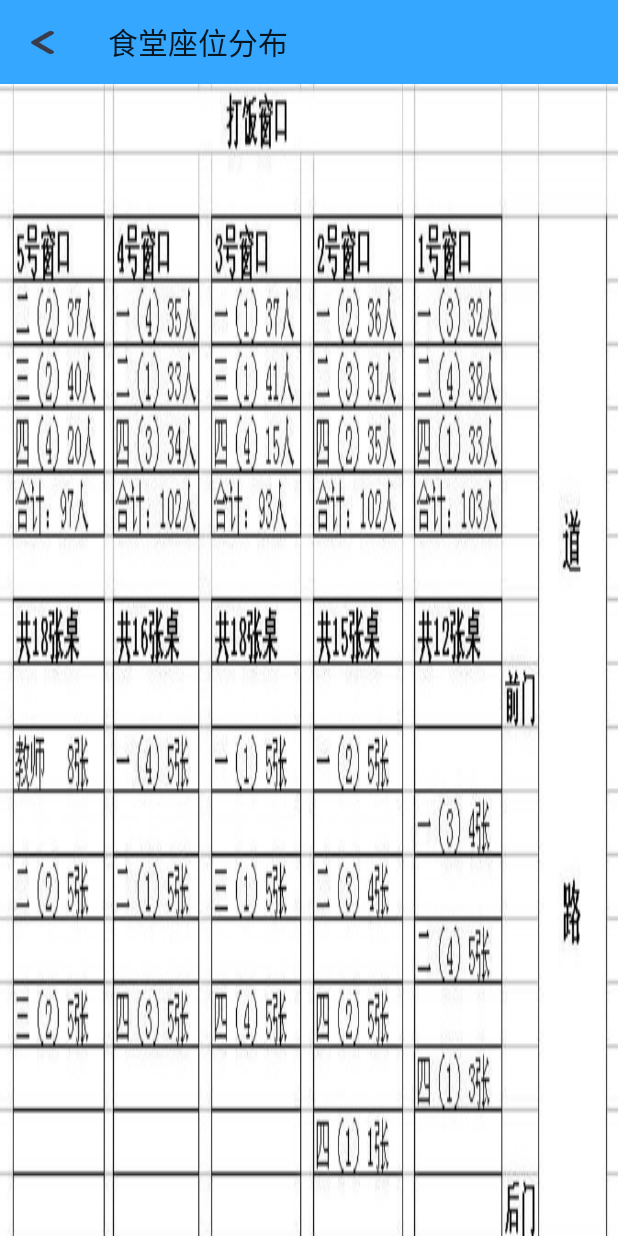
After one commit to baowuzhida/Chishitang, an Android app: the SeatActivity screen opened directly, with no data from a screen before it, on a phone screen of 412 x 824 dp. The commit adds this screen. Run offline under Robolectric (Android 15) with nearby library versions, the light colour scheme and no system bars.

```diff
--- a/app/src/main/AndroidManifest.xml
+++ b/app/src/main/AndroidManifest.xml
@@ -143,5 +143,11 @@
             android:theme="@style/AppTheme.NoActionBar"
             android:label="@string/app_name">
         </activity>
+
+        <activity
+            android:name=".SeatActivity"
+            android:theme="@style/AppTheme.NoActionBar"
+            android:label="@string/app_name">
+        </activity>
     </application>
 </manifest>
--- a/app/src/main/java/Adapter/OrderDetailAdapter.java
+++ b/app/src/main/java/Adapter/OrderDetailAdapter.java
@@ -103,7 +103,7 @@ public class OrderDetailAdapter extends BaseAdapter {
 
                 LayoutInflater factory = LayoutInflater.from(mContext);
                 // 把activity_login中的控件定义在View中
-                final View view = factory.inflate(R.layout.windows_evaluate_input, null);
+                final View view = factory.inflate(R.layout.dialog_evaluate_input, null);
                 // 将LoginActivity中的控件显示在对话框中
                 final AlertDialog.Builder builder = new AlertDialog.Builder(mContext);
                 builder.setView(view);
@@ -138,7 +138,6 @@ public class OrderDetailAdapter extends BaseAdapter {
                                 new DialogInterface.OnClickListener() {
                                     @Override
                                     public void onClick(DialogInterface dialog, int which) {
-                                        System.out.println("aaaaaaaaaaaaaaaaaaaaaaaaaaaaaaaaa +                          "+text_evaluare.getText());
                                         HttpUtil httpUtil = new HttpUtil();
                                         httpUtil.PostURL("http://119.23.205.112:8080/eatCanteen_war/UserEvaluateServlect","evaluate="+text_evaluare.getText()+"&product_id="+productBean.getProduct_id()+"&type=add",evaluareHandler);
                                         finalDialog.dismiss();
--- a/app/src/main/java/Adapter/ProductMainAdapter.java
+++ b/app/src/main/java/Adapter/ProductMainAdapter.java
@@ -112,7 +112,7 @@ public class ProductMainAdapter extends BaseAdapter {
                     intent.putExtra("page", 0);
                     intent.setClass(mContext, ProductAllActivity.class);
                     mContext.startActivity(intent);
-                    Toast.makeText(mContext, "查看所有菜品 ", Toast.LENGTH_SHORT).show();
+//                    Toast.makeText(mContext, "查看所有菜品 ", Toast.LENGTH_SHORT).show();
                 }
             });
             holder.product_special.setOnClickListener(new View.OnClickListener() {
@@ -122,7 +122,7 @@ public class ProductMainAdapter extends BaseAdapter {
                     intent.putExtra("page", 1);
                     intent.setClass(mContext, ProductAllActivity.class);
                     mContext.startActivity(intent);
-                    Toast.makeText(mContext, "查看特色菜品 ", Toast.LENGTH_SHORT).show();
+//                    Toast.makeText(mContext, "查看特色菜品 ", Toast.LENGTH_SHORT).show();
                 }
             });
             holder.product_vote.setOnClickListener(new View.OnClickListener() {
@@ -132,7 +132,7 @@ public class ProductMainAdapter extends BaseAdapter {
                     intent.putExtra("page", 2);
                     intent.setClass(mContext, ProductAllActivity.class);
                     mContext.startActivity(intent);
-                    Toast.makeText(mContext, "查看众筹菜品 ", Toast.LENGTH_SHORT).show();
+//                    Toast.makeText(mContext, "查看众筹菜品 ", Toast.LENGTH_SHORT).show();
                 }
             });
         }
--- a/app/src/main/java/com/example/baowuzhida/chishitang/LoginActivity.java
+++ b/app/src/main/java/com/example/baowuzhida/chishitang/LoginActivity.java
@@ -165,6 +165,11 @@ public class LoginActivity extends AppCompatActivity implements View.OnClickList
         public void handleMessage(Message msg) {
             super.handleMessage(msg);
             String type=(String)msg.obj;
+            try {
+                Thread.sleep(1000);
+            } catch (InterruptedException e) {
+                e.printStackTrace();
+            }
             if(msg.obj==null){
                 type = "connfail";
             }
--- a/app/src/main/java/com/example/baowuzhida/chishitang/MainActivity.java
+++ b/app/src/main/java/com/example/baowuzhida/chishitang/MainActivity.java
@@ -539,11 +539,12 @@ public class MainActivity extends AppCompatActivity {
             //在本例中arg2=arg3
             HashMap<String, Object> item = (HashMap<String, Object>) arg0.getItemAtPosition(position);
             //显示所选Item的ItemText
+            Intent intent;
             switch (position){
                 case 0:
                     break;
                 case 1:
-                    Intent intent = new Intent(MainActivity.this, VoteActivity.class);
+                    intent = new Intent(MainActivity.this, VoteActivity.class);
                     startActivity(intent);
                     break;
                 case 2:
@@ -551,6 +552,8 @@ public class MainActivity extends AppCompatActivity {
                 case 3:
                     break;
                 case 4:
+                    intent = new Intent(MainActivity.this, SeatActivity.class);
+                    startActivity(intent);
                     break;
             }
             Toast.makeText(getApplicationContext(), "点击"+item.get("ItemText"), Toast.LENGTH_SHORT).show();
--- /dev/null
+++ b/app/src/main/java/com/example/baowuzhida/chishitang/SeatActivity.java
@@ -0,0 +1,31 @@
+package com.example.baowuzhida.chishitang;
+
+import android.annotation.SuppressLint;
+import android.os.Bundle;
+import android.support.v7.app.AppCompatActivity;
+import android.support.v7.widget.Toolbar;
+import android.view.View;
+
+/**
+ * Created by Baowuzhida on 2017/11/5.
+ */
+
+@SuppressLint("Registered")
+public class SeatActivity extends AppCompatActivity {
+
+    protected void onCreate(Bundle savedInstanceState) {
+        super.onCreate(savedInstanceState);
+        setContentView(R.layout.activity_seatview);
+
+        Toolbar toolbar = (Toolbar)findViewById(R.id.seat_toolbar);
+        toolbar.setNavigationIcon(R.mipmap.ic_back);
+        toolbar.setTitle("食堂座位分布");
+        setSupportActionBar(toolbar);
+        toolbar.setNavigationOnClickListener(new View.OnClickListener() {
+            @Override
+            public void onClick(View v) {
+                finish();
+            }
+        });
+    }
+}
--- a/app/src/main/java/com/example/baowuzhida/chishitang/ShoppingCartActivity.java
+++ b/app/src/main/java/com/example/baowuzhida/chishitang/ShoppingCartActivity.java
@@ -179,7 +179,6 @@ public class ShoppingCartActivity extends BaseActivity implements View.OnClickLi
                                     @Override
                                     public void onClick(DialogInterface dialog, int which) {
 
-
                                         Handler orderhandler = new Handler(){
                                             public void handleMessage(Message msg){
                                                 super.handleMessage(msg);
--- /dev/null
+++ b/app/src/main/res/layout/activity_seatview.xml
@@ -0,0 +1,19 @@
+<?xml version="1.0" encoding="utf-8"?>
+<LinearLayout
+    xmlns:android="http://schemas.android.com/apk/res/android" android:layout_width="match_parent"
+    android:layout_height="match_parent"
+    android:orientation="vertical">
+
+    <android.support.v7.widget.Toolbar
+        android:id="@+id/seat_toolbar"
+        android:layout_height="?attr/actionBarSize"
+        android:background="?attr/colorPrimary"
+        android:layout_width="match_parent" />
+
+    <ImageView
+        android:layout_width="match_parent"
+        android:layout_height="match_parent"
+        android:background="@drawable/seat"
+        android:contentDescription="@string/app_name" />
+
+</LinearLayout>
--- a/app/src/main/res/values/strings.xml
+++ b/app/src/main/res/values/strings.xml
@@ -52,6 +52,7 @@
     <string name="order_hint_order_amount">订单金额： </string>
     <string name="order_hint_order_time">订单时间： </string>
     <string name="order_hint_order_look">查看订单</string>
+    <string name="order_hint_order_code">查看二维码</string>
     <string name="order_show_nologin">您尚未登陆！请登录！</string>
     <string name="order_hint_order_evaluate">评价菜品</string>
     <!--搜索界面-->
--- a/build.gradle
+++ b/build.gradle
@@ -17,8 +17,10 @@ allprojects {
     repositories {
         jcenter()
         google()
+        maven { url "https://jitpack.io" }
     }
 }
+
 
 task clean(type: Delete) {
     delete rootProject.buildDir
```
Also changed, not shown: app/build.gradle (+7 -2 lines), app/src/main/java/Adapter/OrdersAdapter.java (+29 -1 lines), app/src/main/java/Link/ZxingUtils.java (added, +36 -0 lines), app/src/main/java/com/example/baowuzhida/chishitang/VerificationActivity.java (+17 -4 lines), app/src/main/res/layout/activity_login.xml (+4 -7 lines), app/src/main/res/layout/activity_verification.xml (+8 -0 lines), app/src/main/res/layout/dialog_orders_code.xml (added, +15 -0 lines), app/src/main/res/layout/order_list_item.xml (+12 -0 lines), app/src/main/res/drawable/seat.jpg (added), app/src/main/res/layout/dialog_evaluate_input.xml (renamed from app/src/main/res/layout/windows_evaluate_input.xml).
